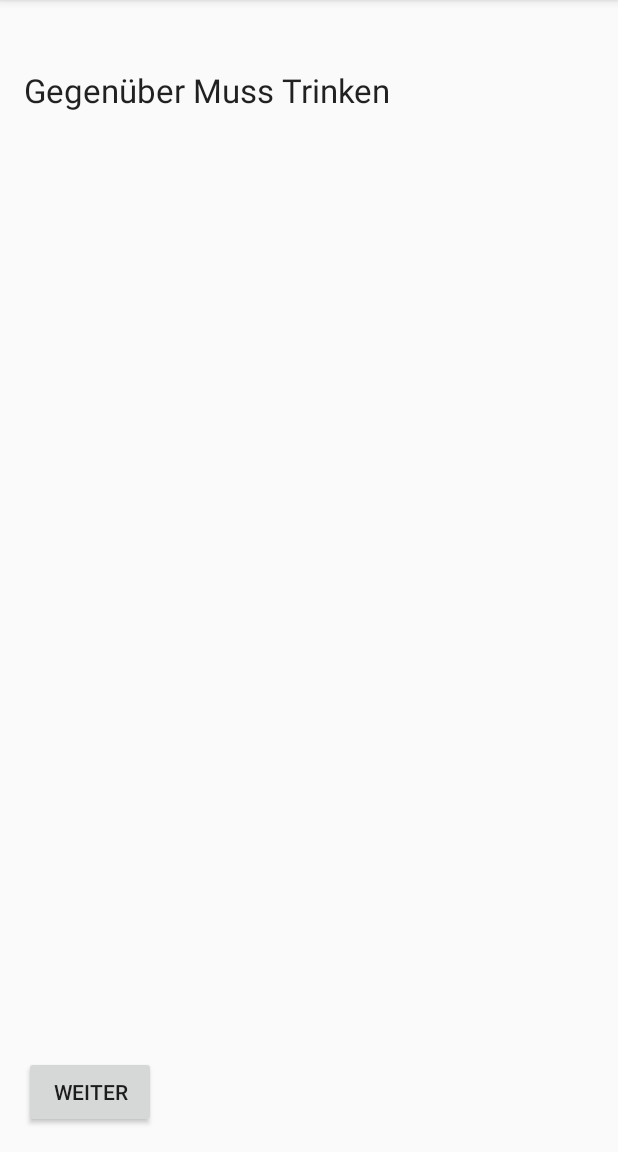
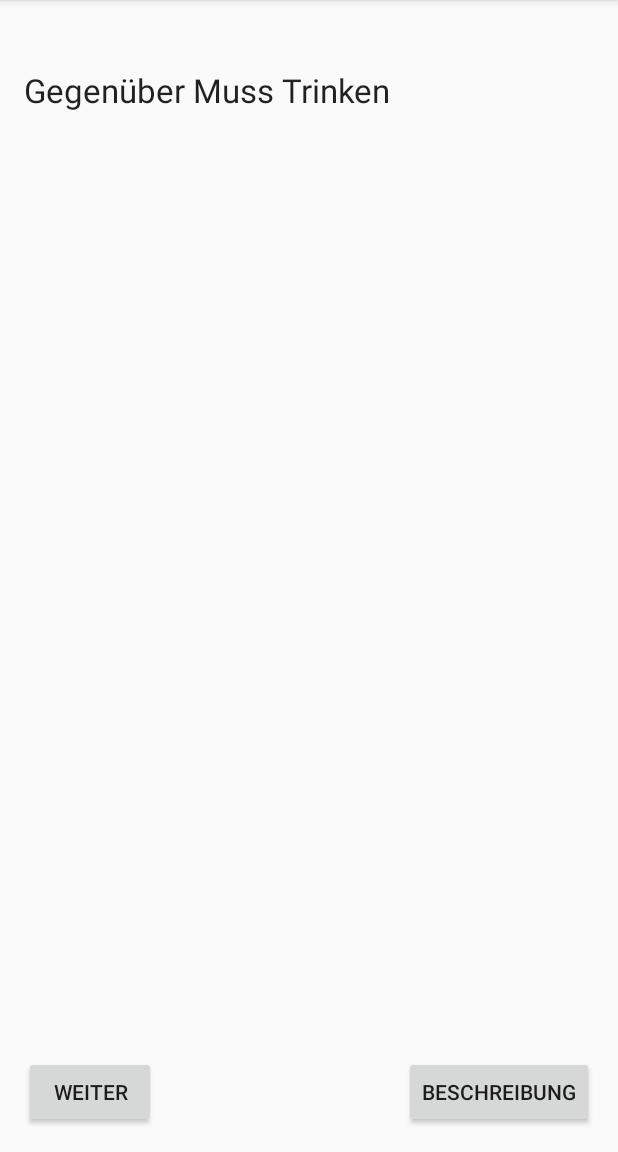
Before and after one commit to meganoob1337/DIY-Hangover2, an Android app: the GameActivity screen opened directly, with no data from a screen before it, after a tap on "WEITER", on a phone screen of 412 x 824 dp, the part 84-1236 px from its top. Run offline under Robolectric (Android 15) with nearby library versions, the phone set to English and light mode, and no system bars; 2 statements that could not run were skipped.

Commit message:
Anfang tooltib activity , funktioniert aber noch nich so ganz... T_T also nichmal mit dummy string , guck mal nach was ich da falsch gemacht hab,

```diff
--- a/DIY-Hangover/src/main/java/de/arnefeil/diyhangover/Game.java
+++ b/DIY-Hangover/src/main/java/de/arnefeil/diyhangover/Game.java
@@ -53,6 +53,7 @@ public class Game {
     {
         return mCurrentAction;
     }
+
     public String getCurrentPlayer()
     {
         return mUsers.get(mCurrentPlayer) + ":";
--- a/DIY-Hangover/src/main/java/de/arnefeil/diyhangover/GameActivity.java
+++ b/DIY-Hangover/src/main/java/de/arnefeil/diyhangover/GameActivity.java
@@ -1,5 +1,6 @@
 package de.arnefeil.diyhangover;
 
+import android.content.Intent;
 import android.support.v7.app.ActionBarActivity;
 import android.os.Bundle;
 import android.view.MenuItem;
@@ -13,6 +14,7 @@ public class GameActivity extends ActionBarActivity {
     private Game mGame;
     private TextView mCurrentUser;
     private TextView mCurrentAction;
+    private TooltipActivity mTooltip;
 
     @Override
     protected void onCreate(Bundle savedInstanceState) {
@@ -36,9 +38,22 @@ public class GameActivity extends ActionBarActivity {
         mCurrentAction.setText(mGame.getCurrentAction());
         mCurrentUser.setText(mGame.getCurrentPlayer());
     }
+    private void startTooltip() {
+        Intent tooltip  = new Intent(this, TooltipActivity.class);
+      //  tooltip.putExtra("tooltip", mGame.getCurrentAction().getTooltip());
+        tooltip.putExtra("tooltip","dummytooltip");
+                startActivity(tooltip);
+    }
 
     public void onClick(View btn) {
-        mGame.next();
+    switch(btn.getId())
+        {
+            case R.id.button: mGame.next(); break;
+            case R.id.btn_tooltip: this.startTooltip(); break;
+
+
+        }
+
         updateView();
     }
 
--- a/DIY-Hangover/src/main/java/de/arnefeil/diyhangover/MainActivity.java
+++ b/DIY-Hangover/src/main/java/de/arnefeil/diyhangover/MainActivity.java
@@ -49,6 +49,7 @@ public class MainActivity extends ActionBarActivity {
             case R.id.btn_add: addSpieler(); break;
             case R.id.btn_start: startGame(); break;
             case R.id.et_name: userName.setError(null); break;
+
         }
     }
 
--- a/DIY-Hangover/src/main/res/layout/activity_game.xml
+++ b/DIY-Hangover/src/main/res/layout/activity_game.xml
@@ -36,4 +36,12 @@
         android:layout_alignParentBottom="true"
         android:layout_alignParentLeft="true" />
 
+    <Button
+        android:layout_width="wrap_content"
+        android:layout_height="wrap_content"
+        android:text="Beschreibung"
+        android:id="@+id/btn_tooltip"
+        android:layout_alignParentBottom="true"
+        android:layout_alignParentRight="true" />
+
 </RelativeLayout>
--- a/DIY-Hangover/src/main/res/values/strings.xml
+++ b/DIY-Hangover/src/main/res/values/strings.xml
@@ -5,5 +5,6 @@
     <string name="hello_world">Hello world!</string>
     <string name="action_settings">Settings</string>
     <string name="title_activity_game">DIY-Hangover</string>
+    <string name="title_activity_tooltip">Beschreibung</string>
 
 </resources>
```
Also changed, not shown: DIY-Hangover/src/main/AndroidManifest.xml (+6 -2 lines), DIY-Hangover/src/main/res/layout/activity_tooltip.xml (added, +16 -0 lines), DIY-Hangover/src/main/res/layout/fragment_main.xml (added, +16 -0 lines), DIY-Hangover/src/main/res/menu/tooltip.xml (added, +10 -0 lines).
